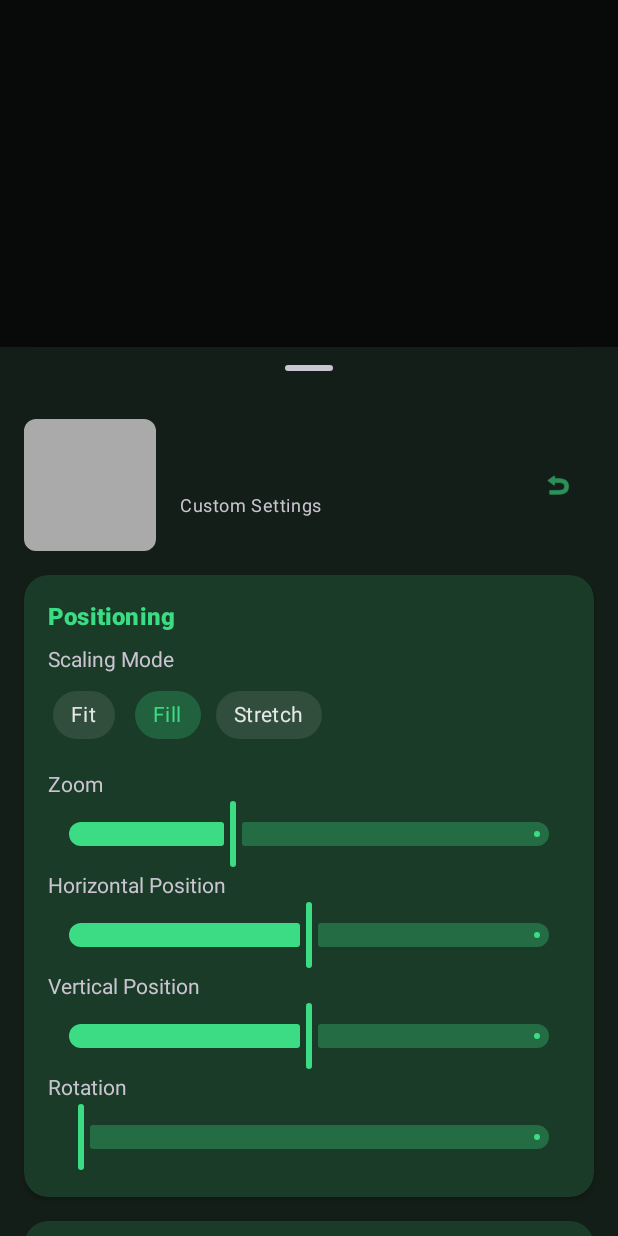
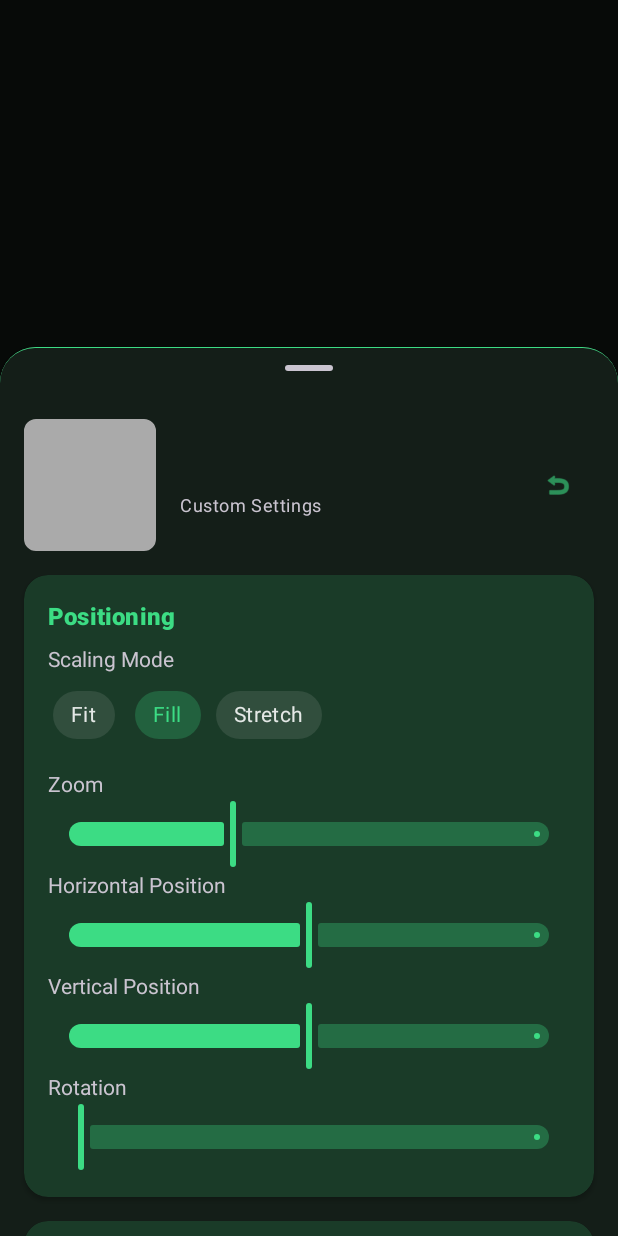
Before and after one commit to maocide/UndeadWallpaper, an Android app: the fragment VideoSettingsSheet shown on its own in the app's theme, on a phone screen of 412 x 824 dp. Run offline under Robolectric (Android 15) with nearby library versions, the light colour scheme and no system bars.

Commit message:
added background rim and fixed playlist chunk generation on loop and on settings change

```diff
--- a/app/src/main/java/org/maocide/undeadwallpaper/data/PlaylistManager.kt
+++ b/app/src/main/java/org/maocide/undeadwallpaper/data/PlaylistManager.kt
@@ -113,16 +113,19 @@ class PlaylistManager(
 
         // Look ahead in the sequence
         for (i in 1 until playlistUris.size) {
-            // Do not cross the sequence boundary (end of the playlist) within a single chunk!
+            val nextPositionInSequence = currentPositionInSequence + i
+
+            // For SHUFFLE mode, do not cross the sequence boundary (end of the playlist) within a single chunk!
             // Wrapping around inside a chunk breaks true shuffle logic because it re-uses the OLD sequence order.
             // By stopping the chunk strictly at the end of the sequence, we force the player to hit STATE_ENDED.
             // This guarantees getNextUri() will be called, allowing it to correctly regenerate the shuffle order for the next loop.
-            val nextPositionInSequence = currentPositionInSequence + i
-            if (nextPositionInSequence >= playlistUris.size) {
+            if (playbackMode == PlaybackMode.SHUFFLE && nextPositionInSequence >= playlistUris.size) {
                 break
             }
 
-            val nextLogicalIndex = sequenceOrder[nextPositionInSequence]
+            // For LOOP_ALL, we can safely wrap around the sequence (e.g. from index 2 back to 0).
+            val wrappedPositionInSequence = nextPositionInSequence % playlistUris.size
+            val nextLogicalIndex = sequenceOrder[wrappedPositionInSequence]
 
             val nextUriStr = playlistUris[nextLogicalIndex]
             val nextUriParsed = Uri.parse(nextUriStr)
--- a/app/src/main/java/org/maocide/undeadwallpaper/service/UndeadWallpaperService.kt
+++ b/app/src/main/java/org/maocide/undeadwallpaper/service/UndeadWallpaperService.kt
@@ -190,23 +190,17 @@ class UndeadWallpaperService : WallpaperService() {
 
                     ACTION_VIDEO_SETTINGS_CHANGED -> {
                         FileLogger.i(TAG, "Broadcast received: Video settings changed.")
+                        // A video's visual settings were modified.
+                        // If it was part of the current gapless chunk, our identical-settings assumption is now invalid.
+                        // We must rebuild the chunk from scratch to prevent the new settings from bleeding
+                        // into the currently playing video, or vice-versa.
                         if (isPlayerInitialized) {
-                            refreshRenderer()
+                            initializePlayer() // Safely rebuilds the gapless chunk and resumes playback exactly where it was
 
                             // If the wallpaper is paused (e.g. app is open), force a render instantly
-                            // to display the slider changes live.
+                            // to display the slider changes live on the frozen surface.
                             if (!isVisible || wallpaperPlayer.getPlayerInstance()?.playWhenReady == false) {
                                 renderer?.requestRender()
-                            }
-
-                            // Re-apply speed and volume for the active video
-                            val activeUri = Uri.parse(loadedVideoUriString)
-                            val fileName = activeUri.lastPathSegment ?: ""
-                            val activeSettings = prefs.getVideoSettings(fileName)
-
-                            wallpaperPlayer.getPlayerInstance()?.let { player ->
-                                player.volume = activeSettings.volume
-                                player.setPlaybackSpeed(activeSettings.speed)
                             }
                         }
                     }
--- a/app/src/main/java/org/maocide/undeadwallpaper/ui/VideoSettingsSheet.kt
+++ b/app/src/main/java/org/maocide/undeadwallpaper/ui/VideoSettingsSheet.kt
@@ -17,6 +17,7 @@ import kotlinx.coroutines.Dispatchers
 import kotlinx.coroutines.launch
 import kotlinx.coroutines.withContext
 import androidx.lifecycle.lifecycleScope
+import org.maocide.undeadwallpaper.R
 import org.maocide.undeadwallpaper.data.VideoFileManager
 import java.io.File
 
--- /dev/null
+++ b/app/src/main/res/drawable/bg_sheet_rim.xml
@@ -0,0 +1,33 @@
+<?xml version="1.0" encoding="utf-8"?>
+<layer-list xmlns:android="http://schemas.android.com/apk/res/android">
+
+    <item>
+        <shape>
+            <solid android:color="@color/light_green" />
+
+            <corners
+                android:topLeftRadius="24dp"
+                android:topRightRadius="24dp"
+                android:bottomLeftRadius="0dp"
+                android:bottomRightRadius="0dp" />
+        </shape>
+    </item>
+
+    <item
+        android:top="1dp"
+        android:bottom="-1dp"
+        android:left="0dp"
+        android:right="0dp">
+
+        <shape>
+            <solid android:color="?attr/colorSurface" />
+
+            <corners
+                android:topLeftRadius="23dp"
+                android:topRightRadius="23dp"
+                android:bottomLeftRadius="0dp"
+                android:bottomRightRadius="0dp" />
+        </shape>
+    </item>
+
+</layer-list>
--- a/app/src/main/res/layout/sheet_video_settings.xml
+++ b/app/src/main/res/layout/sheet_video_settings.xml
@@ -4,7 +4,8 @@
     xmlns:tools="http://schemas.android.com/tools"
     android:layout_width="match_parent"
     android:layout_height="match_parent"
-    android:background="?attr/colorSurface">
+    android:background="@drawable/bg_sheet_rim"
+    tools:context="ui.VideoSettingsSheet">
 
     <LinearLayout
         android:layout_width="match_parent"
--- a/app/src/main/res/values-night/themes.xml
+++ b/app/src/main/res/values-night/themes.xml
@@ -7,10 +7,10 @@
         <item name="colorSurface">@color/dark_surface</item>
         <item name="colorOnSurface">@color/white</item>
 
-        <item name="colorSurface">@color/dark_surface</item>
         <item name="colorSurfaceVariant">@color/light_green_tonal</item>
-
         <item name="colorSecondaryContainer">@color/light_green_tonal</item>
         <item name="colorOnSecondaryContainer">@color/light_green</item>
+
+        <item name="bottomSheetDialogTheme">@style/ThemeOverlay.UndeadWallpaper.BottomSheetDialog</item>
     </style>
 </resources>
--- a/app/src/main/res/values/themes.xml
+++ b/app/src/main/res/values/themes.xml
@@ -20,7 +20,8 @@
     </style>
 
     <style name="Widget.UndeadWallpaper.BottomSheet" parent="Widget.Material3.BottomSheet">
-        <item name="backgroundTint">?attr/colorSurface</item>
+        <item name="backgroundTint">@null</item>
+        <item name="android:background">@drawable/bg_sheet_rim</item>
         <item name="shapeAppearanceOverlay">@style/ShapeAppearance.UndeadWallpaper.BottomSheet</item>
     </style>
 
```
Also changed, not shown: app/src/main/java/org/maocide/undeadwallpaper/UndeadWallpaperApplication.kt (line endings or trailing spaces).
